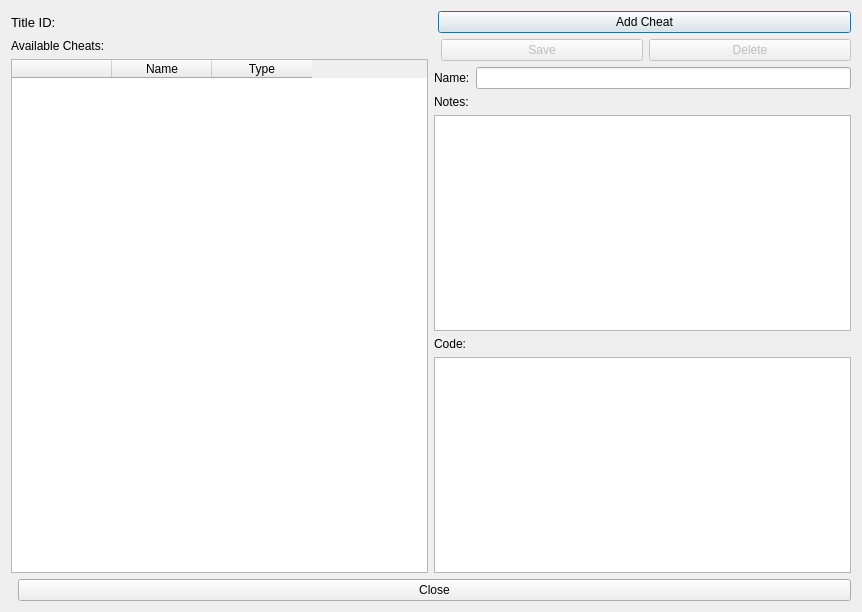
The window that src/citra_qt/cheats.ui (PabloMK7/citra) describes before a commit, drawn with Qt 5.
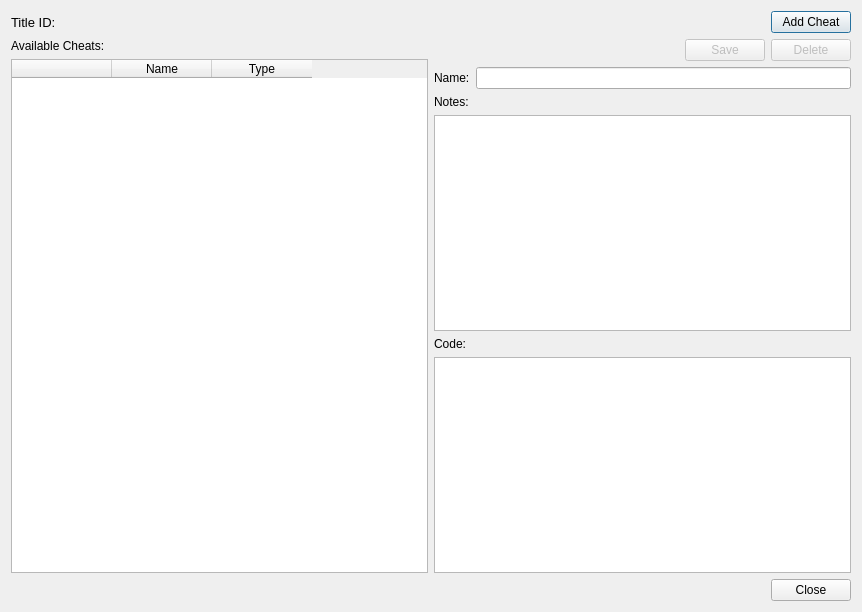
The same window after the commit.

Patch:
```diff
--- a/src/citra_qt/cheats.ui
+++ b/src/citra_qt/cheats.ui
@@ -42,6 +42,12 @@
        <property name="orientation">
         <enum>Qt::Horizontal</enum>
        </property>
+       <property name="sizeHint" stdset="0">
+        <size>
+         <width>0</width>
+         <height>0</height>
+        </size>
+       </property>
       </spacer>
      </item>
      <item>
@@ -123,6 +129,12 @@
            <property name="orientation">
             <enum>Qt::Horizontal</enum>
            </property>
+           <property name="sizeHint" stdset="0">
+            <size>
+             <width>0</width>
+             <height>0</height>
+            </size>
+           </property>
           </spacer>
          </item>
          <item>
@@ -196,6 +208,12 @@
        <property name="orientation">
         <enum>Qt::Horizontal</enum>
        </property>
+       <property name="sizeHint" stdset="0">
+        <size>
+         <width>0</width>
+         <height>0</height>
+        </size>
+       </property>
       </spacer>
      </item>
      <item>
```
Left out of the diff: 36 changed lines with no effect on the pictures.
